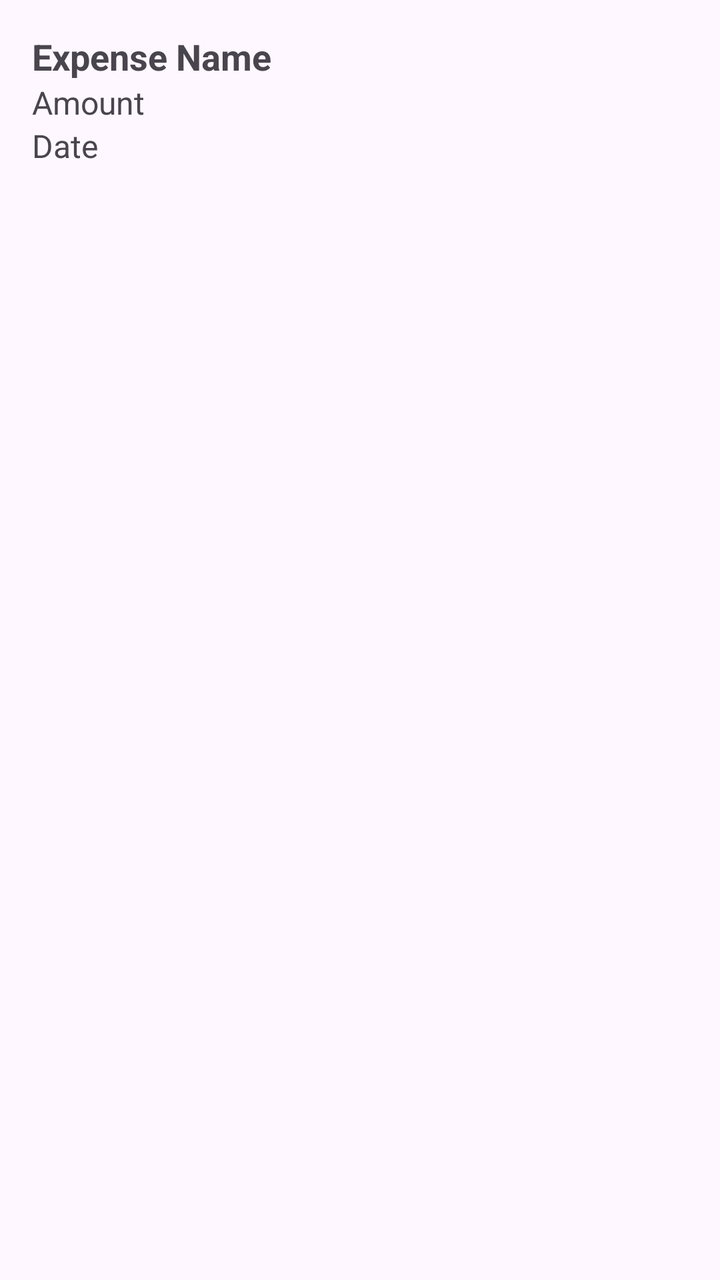
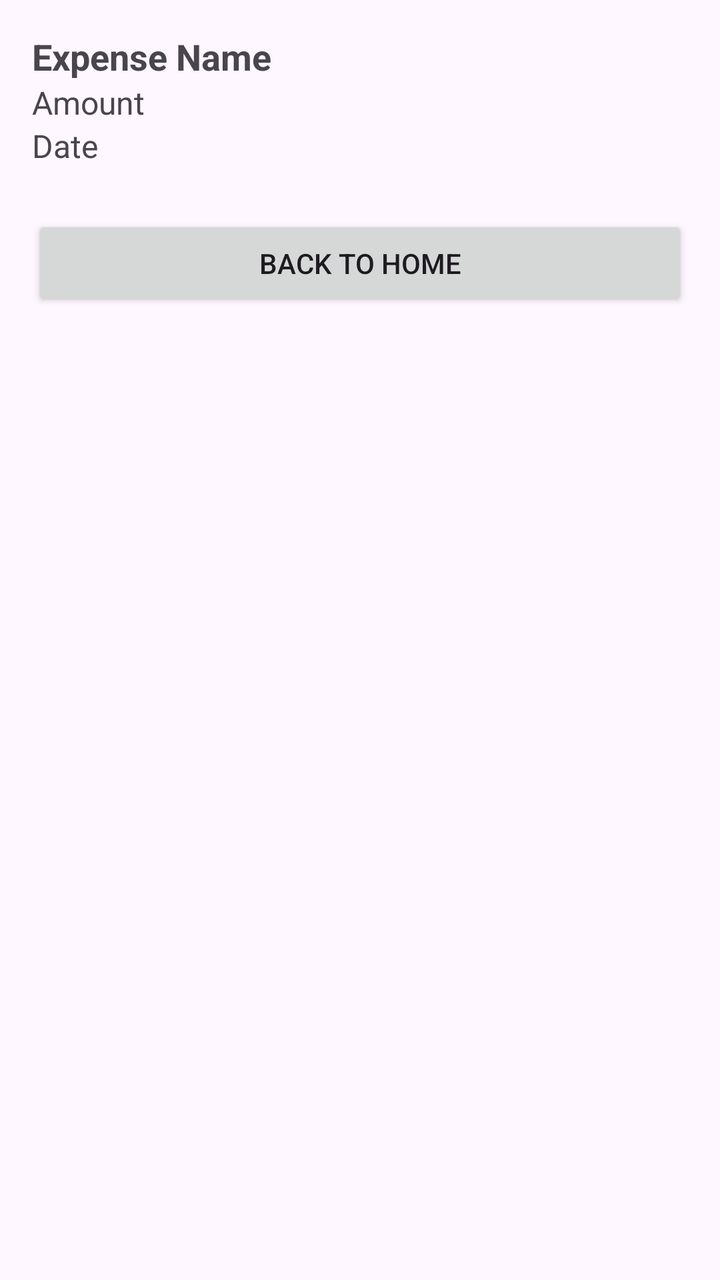

Before-and-after screenshots of an Android layout around one commit, followed by the original layout XML and the change that was made.
<!-- AndroidManifest.xml: application theme Theme.Assignmen7 -->
<!-- res/layout/activity_expense_details.xml -->
<?xml version="1.0" encoding="utf-8"?>
<LinearLayout
    xmlns:android="http://schemas.android.com/apk/res/android"
    android:layout_width="match_parent"
    android:layout_height="match_parent"
    android:orientation="vertical"
    android:padding="16dp">

    <TextView
        android:id="@+id/expenseNameTextView"
        android:layout_width="wrap_content"
        android:layout_height="wrap_content"
        android:text="Expense Name"
        android:textSize="18sp"
        android:textStyle="bold" />

    <TextView
        android:id="@+id/expenseAmountTextView"
        android:layout_width="wrap_content"
        android:layout_height="wrap_content"
        android:text="Amount"
        android:textSize="16sp" />

    <TextView
        android:id="@+id/expenseDateTextView"
        android:layout_width="wrap_content"
        android:layout_height="wrap_content"
        android:text="Date"
        android:textSize="16sp" />
</LinearLayout>
<!-- resources referenced by this layout -->
<resources>
  <style name="Theme.Assignmen7" parent="Base.Theme.Assignmen7" />
  <style name="Base.Theme.Assignmen7" parent="Theme.Material3.DayNight.NoActionBar">
          
          
      </style>
</resources>

<!-- the commit's change to res/layout/activity_expense_details.xml (unified diff, before → after) -->
@@ -27,4 +27,12 @@
         android:layout_height="wrap_content"
         android:text="Date"
         android:textSize="16sp" />
+
+    <Button
+        android:id="@+id/backToHomeButton"
+        android:layout_width="match_parent"
+        android:layout_height="wrap_content"
+        android:text="Back to Home"
+        android:layout_marginTop="24dp"/>
+
 </LinearLayout>
